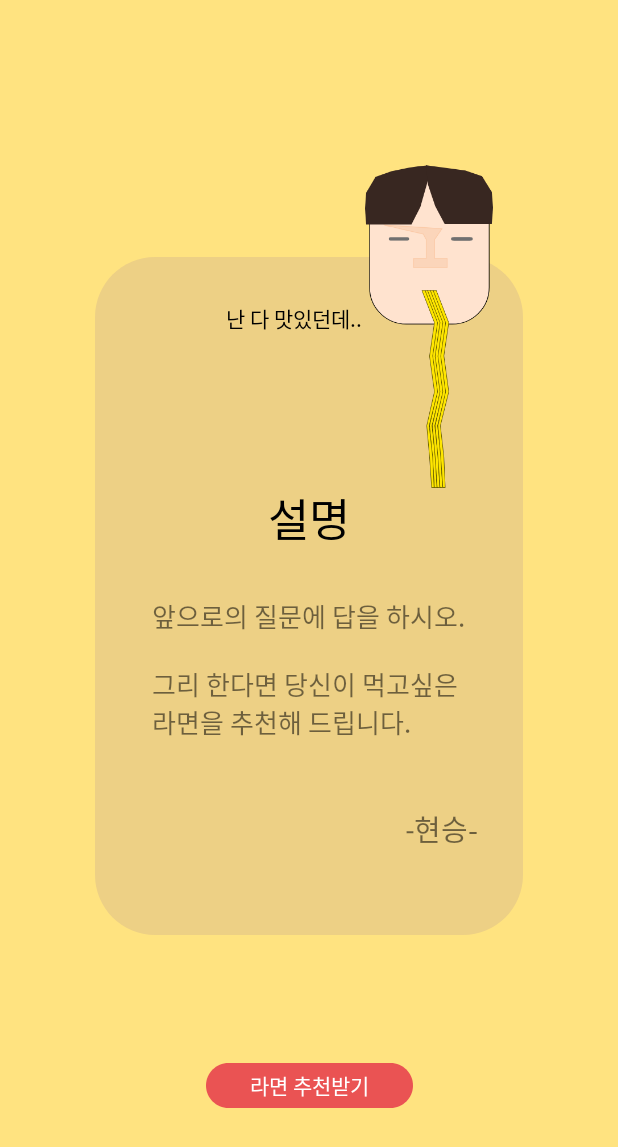
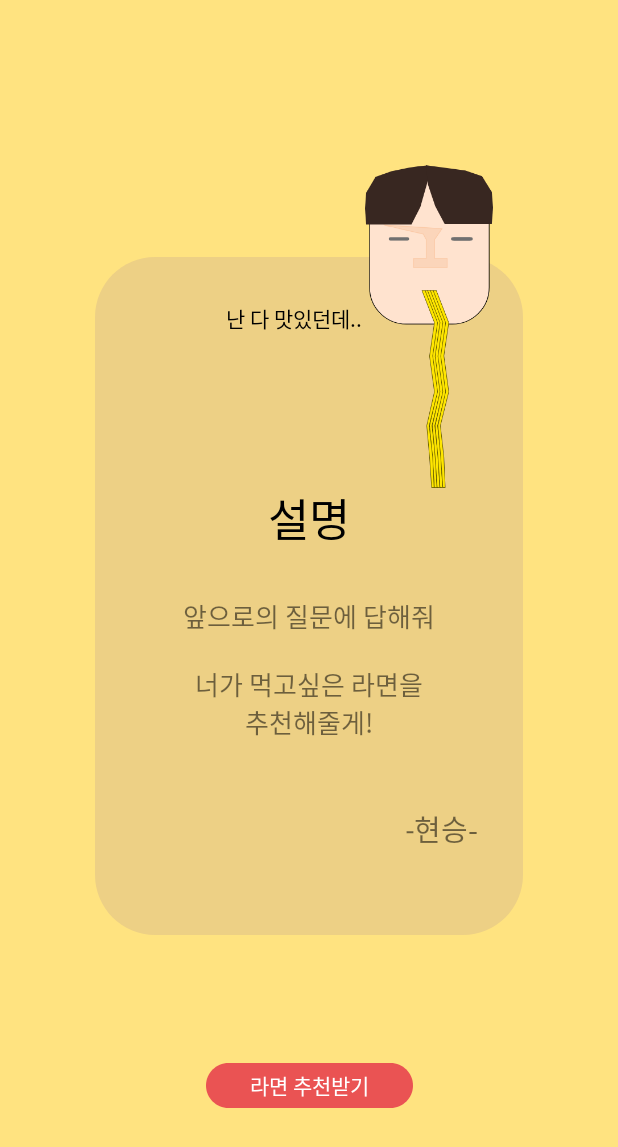
Before and after one commit to ramenddak/ramenddak_Android, an Android app: the StartActivity screen opened directly, with no data from a screen before it, on a phone screen of 412 x 824 dp. Shown: the top 1147 px of the screen. Run offline under Robolectric (Android 15) with nearby library versions, the phone set to English and light mode, and no system bars; our stand-ins replace data binding.

Commit message:
:sparkles: :: 멘트 수정

```diff
--- a/app/src/main/res/layout/activity_start.xml
+++ b/app/src/main/res/layout/activity_start.xml
@@ -46,6 +46,7 @@
                 android:textSize="30sp" />
 
             <TextView
+                android:gravity="center"
                 android:textSize="17sp"
                 android:layout_marginTop="30dp"
                 android:layout_gravity="center"
--- a/app/src/main/res/values/strings.xml
+++ b/app/src/main/res/values/strings.xml
@@ -5,6 +5,6 @@
     <string name="go_select_ramen">라면 추천받기</string>
     <string name="hyun_seung_ment">난 다 맛있던데..</string>
     <string name="explane">설명</string>
-    <string name="text">앞으로의 질문에 답을 하시오.\n\n그리 한다면 당신이 먹고싶은\n라면을 추천해 드립니다.</string>
+    <string name="text">앞으로의 질문에 답해줘\n\n너가 먹고싶은 라면을\n추천해줄게!</string>
     <string name="hyun_seung">-현승-</string>
 </resources>
```
